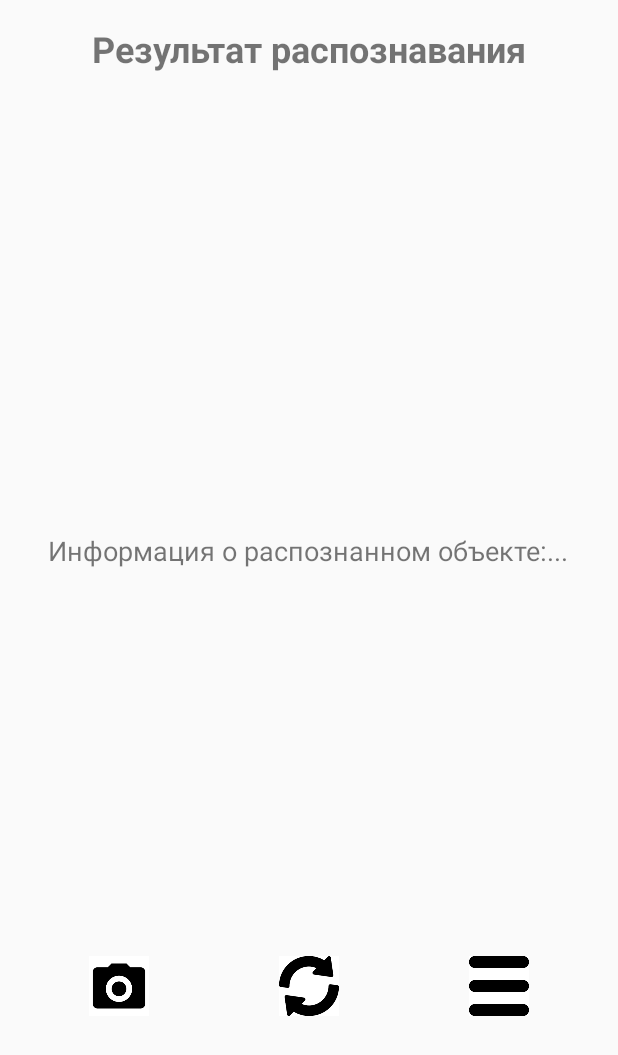
After one commit to profitroli4/mtuci_project_practicum_2025, an Android app: the ResultScreenActivity screen opened directly, with no data from a screen before it, on a phone screen of 412 x 824 dp. The commit adds this screen. Shown: the top 1055 px of the screen. Run offline under Robolectric (Android 15) with nearby library versions, the phone set to English and light mode, and no system bars.

Commit message:
add ResultScreenActivity

```diff
--- a/app/src/main/AndroidManifest.xml
+++ b/app/src/main/AndroidManifest.xml
@@ -49,6 +49,10 @@
             android:label="@string/app_name"
             android:theme="@style/Theme.Mtuci_project_practicum_2025"/>
 
+        <activity
+            android:name=".ResultScreenActivity"
+            android:theme="@style/Theme.Mtuci_project_practicum_2025"/>
+
     </application>
 
 </manifest>
--- /dev/null
+++ b/app/src/main/java/com/example/mtuci_project_practicum_2025/ResultScreenActivity.java
@@ -0,0 +1,30 @@
+package com.example.mtuci_project_practicum_2025;
+
+import android.content.Intent;
+import android.os.Bundle;
+import android.view.View;
+import android.widget.ImageButton;
+import androidx.appcompat.app.AppCompatActivity;
+
+public class ResultScreenActivity extends AppCompatActivity {
+
+    @Override
+    protected void onCreate(Bundle savedInstanceState) {
+        super.onCreate(savedInstanceState);
+        setContentView(R.layout.activity_recognition_result); // Подключаем макет
+
+        // Находим кнопку "Назад"
+        ImageButton backButton = findViewById(R.id.backButton);
+        if (backButton != null) {
+            backButton.setOnClickListener(new View.OnClickListener() {
+                @Override
+                public void onClick(View v) {
+                    // Переход на ChooseImageActivity
+                    Intent intent = new Intent(ResultScreenActivity.this, ChooseImageActivity.class);
+                    startActivity(intent);
+                    finish(); // Закрываем текущую активность
+                }
+            });
+        }
+    }
+}
--- a/app/src/main/java/com/example/mtuci_project_practicum_2025/StartActivity.java
+++ b/app/src/main/java/com/example/mtuci_project_practicum_2025/StartActivity.java
@@ -31,7 +31,7 @@ public class StartActivity extends AppCompatActivity {
         }
 
         startButton.setOnClickListener(v -> {
-            Intent intent = new Intent(StartActivity.this, MainActivity.class);
+            Intent intent = new Intent(StartActivity.this, ChooseImageActivity.class);
             startActivity(intent);
             finish(); // Закрываем StartActivity
         });
--- a/app/src/main/res/layout/activity_recognition_result.xml
+++ b/app/src/main/res/layout/activity_recognition_result.xml
@@ -44,44 +44,53 @@
     <!-- Вертикальный отступ перед кнопками -->
     <Space
         android:layout_width="match_parent"
-        android:layout_height="170dp" />
+        android:layout_height="180dp" />
 
     <!-- Кнопки для повторного распознавания и других действий -->
     <LinearLayout
         android:layout_width="match_parent"
         android:layout_height="wrap_content"
         android:orientation="horizontal"
-        android:layout_marginTop="30dp">
+        android:layout_marginTop="30dp"
+        android:gravity="center">
 
         <!-- Кнопка для выбора изображения -->
-        <Button
+        <ImageButton
             android:id="@+id/backButton"
             android:layout_width="0dp"
-            android:layout_height="wrap_content"
+            android:layout_height="64dp"
             android:layout_weight="1"
-            android:background="@drawable/cameraa"
-            android:layout_marginEnd="8dp"
-            android:contentDescription="Назад"/>
+            android:src="@drawable/cameraa"
+            android:background="@null"
+            android:scaleType="fitCenter"
+            android:contentDescription="Назад"
+            android:padding="12dp"/>
 
         <!-- Кнопка для повторного распознавания -->
-        <Button
+        <ImageButton
             android:id="@+id/retryButton"
             android:layout_width="0dp"
-            android:layout_height="wrap_content"
+            android:layout_height="64dp"
             android:layout_weight="1"
-            android:background="@drawable/reload"
-            android:layout_marginEnd="8dp"
-            android:contentDescription="Повторить распознавание"/>
+            android:src="@drawable/reload"
+            android:background="@null"
+            android:scaleType="fitCenter"
+            android:contentDescription="Повторить распознавание"
+            android:padding="12dp"/>
 
         <!-- Кнопка для завершения -->
-        <Button
+        <ImageButton
             android:id="@+id/historyButton"
             android:layout_width="0dp"
-            android:layout_height="wrap_content"
+            android:layout_height="64dp"
             android:layout_weight="1"
-            android:background="@drawable/history"
-            android:layout_marginEnd="8dp"
-            android:contentDescription="История распознавания"/>
+            android:src="@drawable/history"
+            android:background="@null"
+            android:scaleType="fitCenter"
+            android:contentDescription="История распознавания"
+            android:padding="12dp"/>
     </LinearLayout>
 
+
+
 </LinearLayout>
--- a/gradle/libs.versions.toml
+++ b/gradle/libs.versions.toml
@@ -1,5 +1,5 @@
 [versions]
-agp = "8.9.1"
+agp = "8.7.2"
 kotlin = "2.0.21"
 coreKtx = "1.15.0"
 junit = "4.13.2"
```
